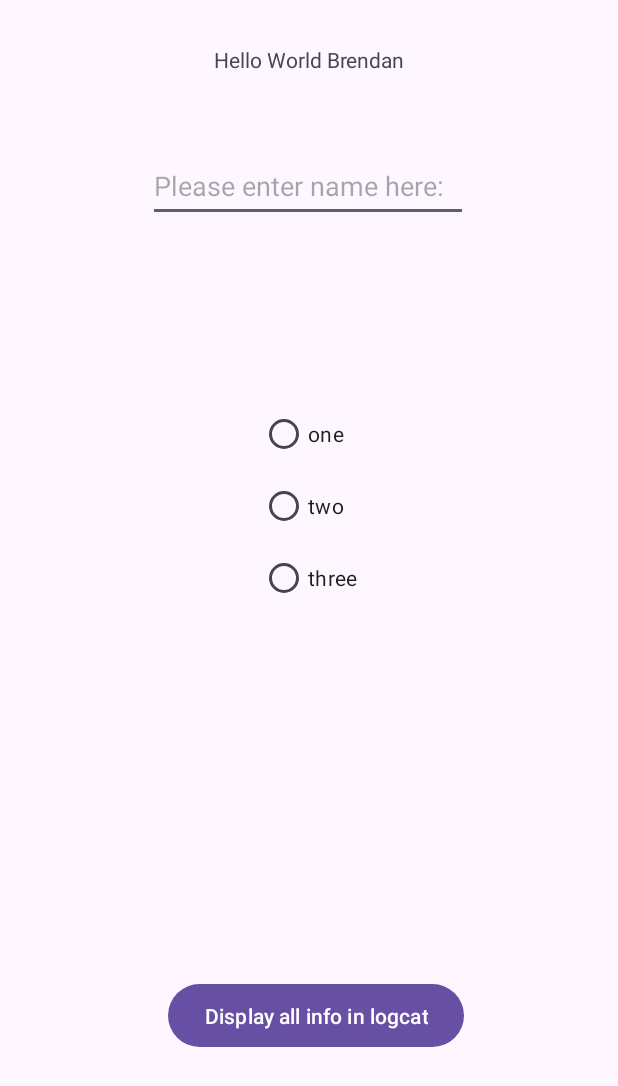
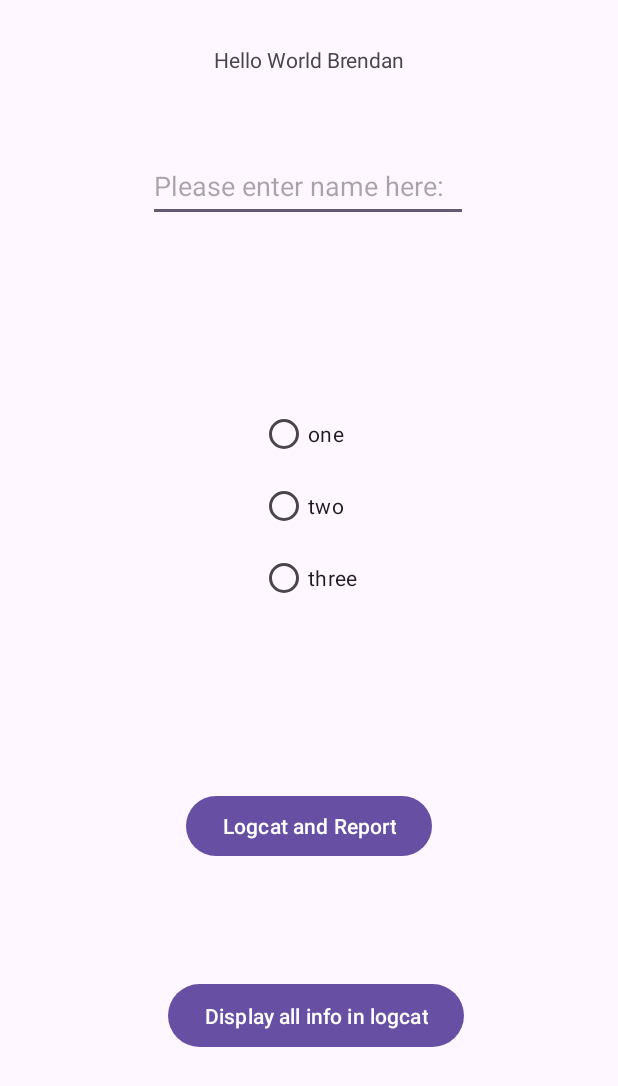
Before and after one commit to BrendanGoddard/AndroidProjects, an Android app: the layout activity_main.xml on its own in the app's theme, with its tools: preview values and no code run, on a phone screen of 412 x 824 dp. Shown: the top 1086 px of the screen. Run offline under Robolectric (Android 15) with nearby library versions, the phone set to English and light mode, and no system bars.

```diff
--- a/app/src/main/java/com/bgoddard/reviewofandroid2/MainActivity.kt
+++ b/app/src/main/java/com/bgoddard/reviewofandroid2/MainActivity.kt
@@ -1,6 +1,7 @@
 package com.bgoddard.reviewofandroid2
 
 import android.app.Activity
+import android.content.Intent
 import android.os.Bundle
 import android.view.View
 import android.widget.EditText
@@ -36,6 +37,8 @@ class MainActivity : AppCompatActivity() {
 
     fun onButtonLogCat(view: View) {
         println(editText.text.toString())
+        val intent = Intent(this, ReportActivity::class.java)
+        startActivity(intent)
     }
 
     fun onRadioClick(view: View) {
--- a/app/src/main/java/com/bgoddard/reviewofandroid2/ReportActivity.kt
+++ b/app/src/main/java/com/bgoddard/reviewofandroid2/ReportActivity.kt
@@ -1,6 +1,7 @@
 package com.bgoddard.reviewofandroid2
 
 import android.os.Bundle
+import android.view.View
 import androidx.activity.enableEdgeToEdge
 import androidx.appcompat.app.AppCompatActivity
 import androidx.core.view.ViewCompat
@@ -17,4 +18,6 @@ class ReportActivity : AppCompatActivity() {
             insets
         }
     }
+
+    fun onButtonReturn(view: View) {}
 }
--- a/app/src/main/res/layout/activity_main.xml
+++ b/app/src/main/res/layout/activity_main.xml
@@ -79,4 +79,19 @@
 
     </RadioGroup>
 
+    <Button
+        android:id="@+id/button"
+        android:layout_width="wrap_content"
+        android:layout_height="wrap_content"
+        android:layout_marginStart="123dp"
+        android:layout_marginTop="101dp"
+        android:layout_marginEnd="123dp"
+        android:layout_marginBottom="61dp"
+        android:onClick="onButtonLogCat"
+        android:text="@string/logcat"
+        app:layout_constraintBottom_toTopOf="@+id/buttonLogCat"
+        app:layout_constraintEnd_toEndOf="parent"
+        app:layout_constraintStart_toStartOf="parent"
+        app:layout_constraintTop_toBottomOf="@+id/radioGroup" />
+
 </androidx.constraintlayout.widget.ConstraintLayout>
```
Also changed, not shown: app/src/main/res/layout/activity_report.xml (+39 -0 lines), app/src/main/res/values/strings.xml (+7 -0 lines).
